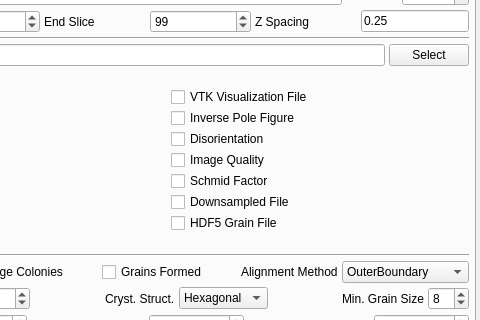
Qt form Source/AIM/GUI/UI_Files/RepresentationUI.ui (BlueQuartzSoftware/DREAM3D) before a commit; both pictures show x 178 to 658 and y 105 to 425 of the 658 by 626 pixel window.
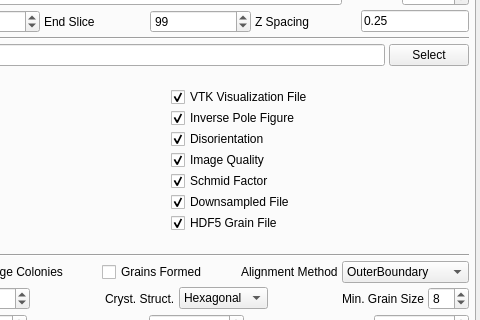
The same form after that commit. Icons and pictures are not drawn.

What changed in the file:
```diff
--- a/Source/AIM/GUI/UI_Files/RepresentationUI.ui
+++ b/Source/AIM/GUI/UI_Files/RepresentationUI.ui
@@ -392,6 +392,9 @@
               <property name="text">
                <string>Inverse Pole Figure</string>
               </property>
+              <property name="checked">
+               <bool>true</bool>
+              </property>
              </widget>
             </item>
             <item row="3" column="0">
@@ -409,6 +412,9 @@
               <property name="text">
                <string>Disorientation</string>
               </property>
+              <property name="checked">
+               <bool>true</bool>
+              </property>
              </widget>
             </item>
             <item row="4" column="0">
@@ -426,6 +432,9 @@
               <property name="text">
                <string>Image Quality</string>
               </property>
+              <property name="checked">
+               <bool>true</bool>
+              </property>
              </widget>
             </item>
             <item row="5" column="0">
@@ -443,6 +452,9 @@
               <property name="text">
                <string>Schmid Factor</string>
               </property>
+              <property name="checked">
+               <bool>true</bool>
+              </property>
              </widget>
             </item>
             <item row="1" column="1">
@@ -450,6 +462,9 @@
               <property name="text">
                <string>VTK Visualization File</string>
               </property>
+              <property name="checked">
+               <bool>true</bool>
+              </property>
              </widget>
             </item>
             <item row="7" column="1">
@@ -457,6 +472,9 @@
               <property name="text">
                <string>HDF5 Grain File</string>
               </property>
+              <property name="checked">
+               <bool>true</bool>
+              </property>
              </widget>
             </item>
             <item row="7" column="0">
@@ -474,6 +492,9 @@
               <property name="text">
                <string>Downsampled File</string>
               </property>
+              <property name="checked">
+               <bool>true</bool>
+              </property>
              </widget>
             </item>
             <item row="6" column="0">
```
